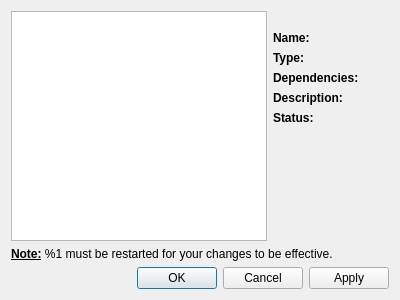
First picture: the form in src/pluginswindow.ui, repository opencor/opencor, before the edit.
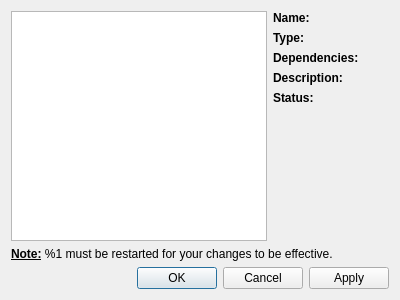
Second picture: the form after the edit.

What changed in the file:
```diff
--- a/src/pluginswindow.ui
+++ b/src/pluginswindow.ui
@@ -28,22 +28,6 @@
      </item>
      <item>
       <layout class="QVBoxLayout" name="rightVerticalLayout">
-       <item>
-        <widget class="QLabel" name="categoryValue">
-         <property name="sizePolicy">
-          <sizepolicy hsizetype="Preferred" vsizetype="Preferred">
-           <horstretch>0</horstretch>
-           <verstretch>0</verstretch>
-          </sizepolicy>
-         </property>
-         <property name="wordWrap">
-          <bool>true</bool>
-         </property>
-         <property name="text">
-          <string/>
-         </property>
-        </widget>
-       </item>
        <item>
         <widget class="QWidget" name="detailsWidget" native="true">
          <layout class="QFormLayout" name="detailsFormLayout">
@@ -180,19 +164,6 @@
          </layout>
         </widget>
        </item>
-       <item>
-        <spacer name="verticalSpacer">
-         <property name="orientation">
-          <enum>Qt::Vertical</enum>
-         </property>
-         <property name="sizeHint" stdset="0">
-          <size>
-           <width>20</width>
-           <height>40</height>
-          </size>
-         </property>
-        </spacer>
-       </item>
        <item>
         <spacer name="horizontalSpacer">
          <property name="orientation">
```
